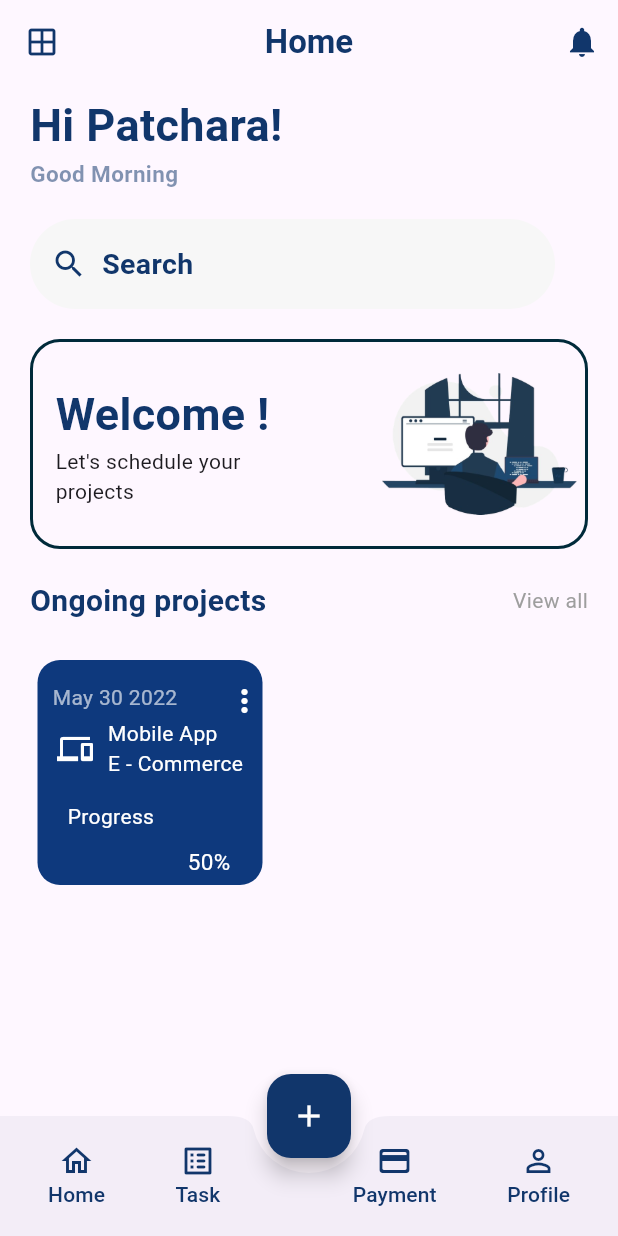
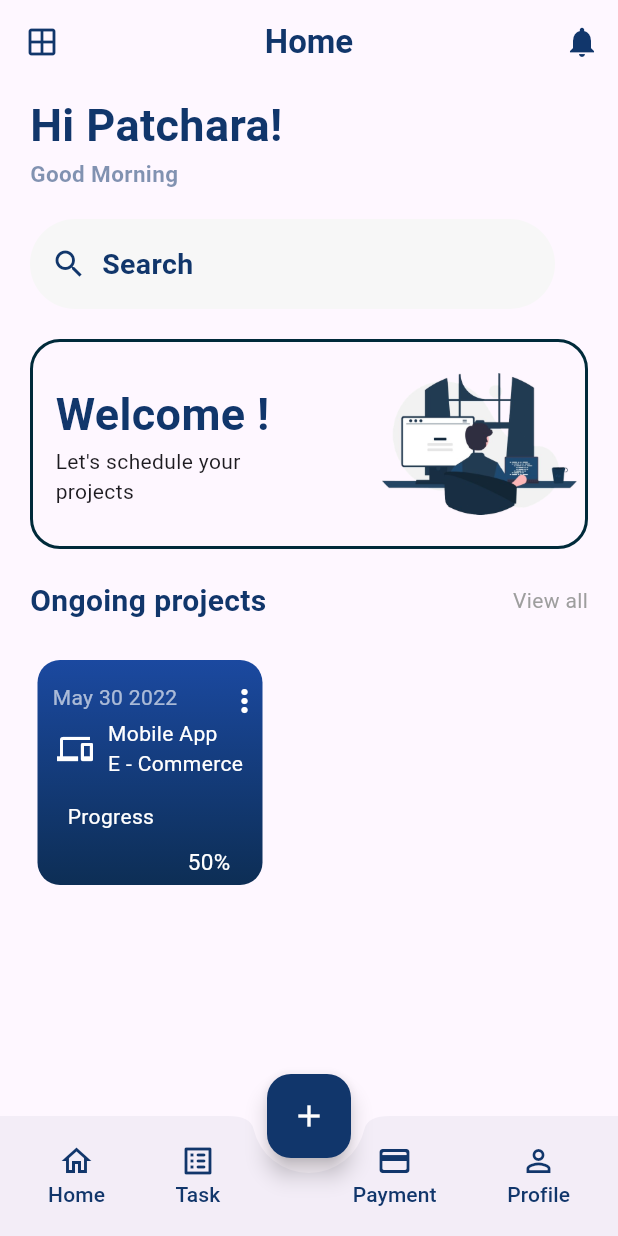
Before and after one commit to PatcharaPN/Work, a Flutter app: the screen it shows after launch, on a phone screen of 412 x 824 dp. Run offline on Flutter 3.47's test engine with Material 3 defaults, Android fonts, the phone set to English and light mode, and no system bars.

Commit message:
Add Linear

```diff
--- a/lib/homepage.dart
+++ b/lib/homepage.dart
@@ -170,8 +170,14 @@ class Homepage extends StatelessWidget {
                           width: 150,
                           height: 150,
                           decoration: BoxDecoration(
+                            gradient: const LinearGradient(
+                                colors: [
+                                  Color.fromARGB(255, 27, 73, 160),
+                                  Color(0xFF0D2E55),
+                                ],
+                                begin: Alignment.topCenter,
+                                end: Alignment.bottomCenter),
                             borderRadius: BorderRadius.circular(15),
-                            color: const Color(0xFF0E397D),
                           ),
                           child: const Column(
                             crossAxisAlignment: CrossAxisAlignment.start,
```
